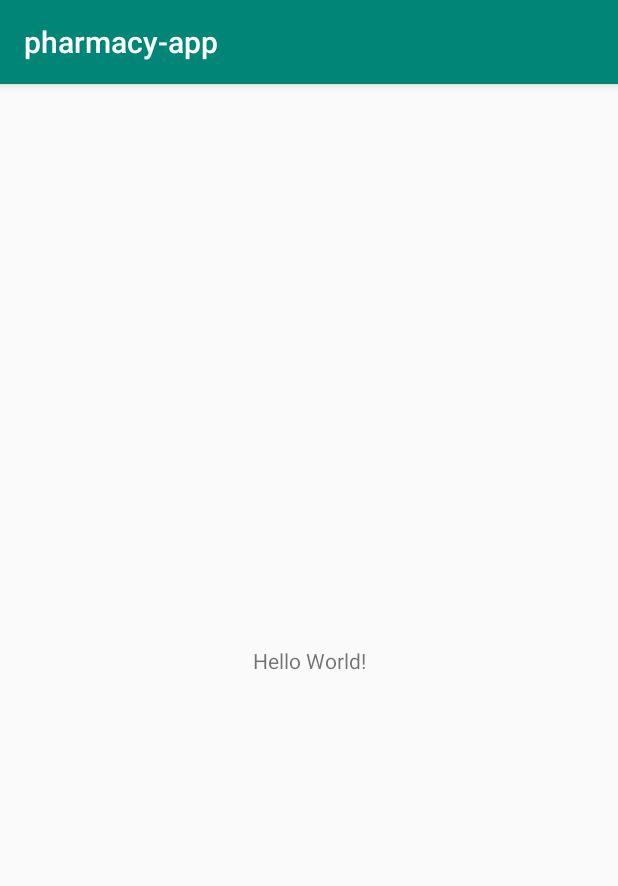
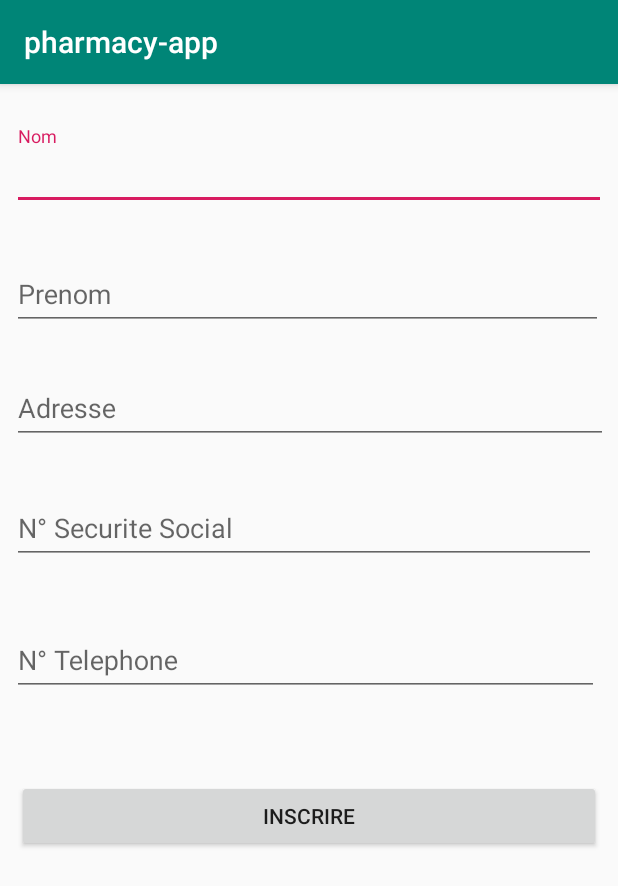
Before and after one commit to benyamnamouad/pharmacy-app-android-kootlin, an Android app: the screen it shows after launch (MainActivity before the commit, LoginActivity after it), on a phone screen of 412 x 824 dp. Shown: the top 886 px of the screen. Run offline under Robolectric (Android 15) with nearby library versions, the phone set to English and light mode, and no system bars.

```diff
--- /dev/null
+++ b/app/src/main/java/com/example/pharmacy_app/LoginActivity.kt
@@ -0,0 +1,14 @@
+package com.example.pharmacy_app
+
+import android.support.v7.app.AppCompatActivity
+import android.os.Bundle
+
+
+class LoginActivity : AppCompatActivity() {
+
+    override fun onCreate(savedInstanceState: Bundle?) {
+        super.onCreate(savedInstanceState)
+        setContentView(R.layout.activity_login)
+
+    }
+}
--- /dev/null
+++ b/app/src/main/res/layout/activity_login.xml
@@ -0,0 +1,92 @@
+<?xml version="1.0" encoding="utf-8"?>
+<android.support.constraint.ConstraintLayout
+        xmlns:android="http://schemas.android.com/apk/res/android"
+        xmlns:tools="http://schemas.android.com/tools"
+        xmlns:app="http://schemas.android.com/apk/res-auto"
+        android:layout_width="match_parent"
+        android:layout_height="match_parent"
+        tools:context=".LoginActivity">
+
+    <Button
+            android:text="@string/text_register"
+            android:layout_width="389dp"
+            android:layout_height="wrap_content"
+            android:id="@+id/register" app:layout_constraintEnd_toEndOf="parent" android:layout_marginEnd="8dp"
+            android:layout_marginRight="8dp" app:layout_constraintStart_toStartOf="parent"
+            android:layout_marginLeft="8dp" android:layout_marginStart="8dp" android:layout_marginTop="56dp"
+            app:layout_constraintTop_toBottomOf="@+id/textInputLayout5"/>
+    <android.support.design.widget.TextInputLayout
+            android:layout_width="0dp"
+            android:layout_height="wrap_content"
+            android:layout_marginTop="28dp"
+            app:layout_constraintTop_toTopOf="parent"
+            app:layout_constraintEnd_toEndOf="parent"
+            android:layout_marginEnd="8dp" android:layout_marginRight="8dp"
+            app:layout_constraintStart_toStartOf="parent" android:layout_marginLeft="8dp"
+            android:layout_marginStart="8dp" app:layout_constraintHorizontal_bias="1.0"
+            android:id="@+id/textInputLayout">
+
+        <android.support.design.widget.TextInputEditText
+                android:layout_width="match_parent"
+                android:layout_height="wrap_content"
+                android:hint="@string/hint_nom" android:id="@+id/textInputNom"/>
+    </android.support.design.widget.TextInputLayout>
+    <android.support.design.widget.TextInputLayout
+            android:layout_width="394dp"
+            android:layout_height="wrap_content"
+            android:layout_marginTop="24dp"
+            app:layout_constraintTop_toBottomOf="@+id/textInputLayout"
+            app:layout_constraintEnd_toEndOf="parent" android:layout_marginEnd="8dp" android:layout_marginRight="8dp"
+            app:layout_constraintStart_toStartOf="parent" android:layout_marginLeft="8dp"
+            android:layout_marginStart="8dp" android:id="@+id/textInputLayout3"
+            app:layout_constraintHorizontal_bias="0.0">
+
+        <android.support.design.widget.TextInputEditText
+                android:layout_width="match_parent"
+                android:layout_height="wrap_content"
+                android:hint="@string/hint_prenom" android:id="@+id/textInputPrenom"/>
+    </android.support.design.widget.TextInputLayout>
+    <android.support.design.widget.TextInputLayout
+            android:layout_width="397dp"
+            android:layout_height="wrap_content"
+            android:id="@+id/textInputLayout2"
+            app:layout_constraintEnd_toEndOf="parent" android:layout_marginEnd="8dp" android:layout_marginRight="8dp"
+            app:layout_constraintStart_toStartOf="parent" android:layout_marginLeft="8dp"
+            android:layout_marginStart="8dp" android:layout_marginTop="20dp"
+            app:layout_constraintTop_toBottomOf="@+id/textInputLayout3" app:layout_constraintHorizontal_bias="0.0">
+
+        <android.support.design.widget.TextInputEditText
+                android:layout_width="match_parent"
+                android:layout_height="wrap_content"
+                android:hint="@string/hint_adresse" android:id="@+id/textInputAdress"/>
+    </android.support.design.widget.TextInputLayout>
+    <android.support.design.widget.TextInputLayout
+            android:layout_width="389dp"
+            android:layout_height="wrap_content"
+            app:layout_constraintEnd_toEndOf="parent" android:layout_marginEnd="8dp" android:layout_marginRight="8dp"
+            app:layout_constraintStart_toStartOf="parent" android:layout_marginLeft="8dp"
+            android:layout_marginStart="8dp" android:layout_marginTop="24dp"
+            app:layout_constraintTop_toBottomOf="@+id/textInputLayout2" android:id="@+id/textInputLayout4"
+            app:layout_constraintHorizontal_bias="0.0">
+
+        <android.support.design.widget.TextInputEditText
+                android:layout_width="match_parent"
+                android:layout_height="wrap_content"
+                android:hint="@string/hint_sec_social" android:id="@+id/textInputSocial"/>
+    </android.support.design.widget.TextInputLayout>
+    <android.support.design.widget.TextInputLayout
+            android:layout_width="391dp"
+            android:layout_height="wrap_content"
+            app:layout_constraintEnd_toEndOf="parent" android:layout_marginEnd="8dp" android:layout_marginRight="8dp"
+            app:layout_constraintStart_toStartOf="parent" android:layout_marginLeft="8dp"
+            android:layout_marginStart="8dp" android:layout_marginTop="32dp"
+            app:layout_constraintTop_toBottomOf="@+id/textInputLayout4" app:layout_constraintHorizontal_bias="0.0"
+            android:id="@+id/textInputLayout5">
+
+        <android.support.design.widget.TextInputEditText
+                android:layout_width="match_parent"
+                android:layout_height="wrap_content"
+                android:hint="@string/hint_phone" android:id="@+id/textInputPhone"/>
+    </android.support.design.widget.TextInputLayout>
+
+</android.support.constraint.ConstraintLayout>
--- a/app/src/main/res/values/strings.xml
+++ b/app/src/main/res/values/strings.xml
@@ -1,3 +1,10 @@
 <resources>
     <string name="app_name">pharmacy-app</string>
+    <string name="text_accounts">All Accounts</string>
+    <string name="hint_nom">Nom</string>
+    <string name="hint_prenom">Prenom</string>
+    <string name="hint_adresse">Adresse</string>
+    <string name="hint_sec_social">N° Securite Social</string>
+    <string name="hint_phone">N° Telephone</string>
+    <string name="text_register">Inscrire</string>
 </resources>
--- /dev/null
+++ b/app/src/main/res/xml/network_security_config.xml
@@ -0,0 +1,6 @@
+<?xml version="1.0" encoding="utf-8"?>
+<network-security-config>
+    <domain-config cleartextTrafficPermitted="true">
+        <domain includeSubdomains="true">localhost:3000</domain>
+    </domain-config>
+</network-security-config>
```
Also changed, not shown: app/build.gradle (+11 -0 lines), app/src/main/AndroidManifest.xml (+16 -1 lines), app/src/main/java/com/example/pharmacy_app/Endpoint.kt (added, +15 -0 lines), app/src/main/java/com/example/pharmacy_app/MainActivity.kt (+47 -1 lines), app/src/main/java/com/example/pharmacy_app/RetrofitService.kt (added, +12 -0 lines), app/src/main/java/com/example/pharmacy_app/User.kt (added, +9 -0 lines).
